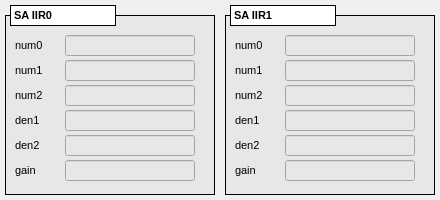
peterleban/GUI, file LiberaCM/caQtDM/sa_iir.ui: the form before one commit.
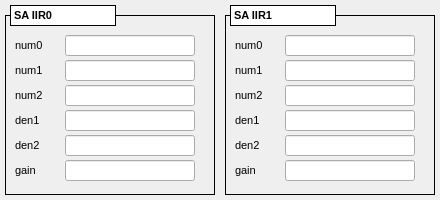
The form after the commit. Custom widgets are drawn as their Qt base class.

Commit message: Removed black background.

Patch:
```diff
--- a/LiberaCM/caQtDM/sa_iir.ui
+++ b/LiberaCM/caQtDM/sa_iir.ui
@@ -31,9 +31,6 @@
       <pointsize>8</pointsize>
      </font>
     </property>
-    <property name="styleSheet">
-     <string notr="true">background-color: rgb(231, 231, 231);</string>
-    </property>
     <property name="frameShape">
      <enum>QFrame::Box</enum>
     </property>
@@ -54,7 +51,10 @@
      </color>
     </property>
     <property name="backgroundMode">
-     <enum>caFrame::Filled</enum>
+     <enum>caFrame::Outline</enum>
+    </property>
+    <property name="styleSheet" stdset="0">
+     <string notr="true"/>
     </property>
     <widget class="QLabel" name="label_28">
      <property name="geometry">
@@ -493,9 +493,6 @@
       <pointsize>8</pointsize>
      </font>
     </property>
-    <property name="styleSheet">
-     <string notr="true">background-color: rgb(231, 231, 231);</string>
-    </property>
     <property name="frameShape">
      <enum>QFrame::Box</enum>
     </property>
@@ -516,7 +513,10 @@
      </color>
     </property>
     <property name="backgroundMode">
-     <enum>caFrame::Filled</enum>
+     <enum>caFrame::Outline</enum>
+    </property>
+    <property name="styleSheet" stdset="0">
+     <string notr="true"/>
     </property>
     <widget class="QLabel" name="label_29">
      <property name="geometry">
```
Left out of the diff: 24 changed lines with no effect on the pictures. The commit also changes 6 other files.
